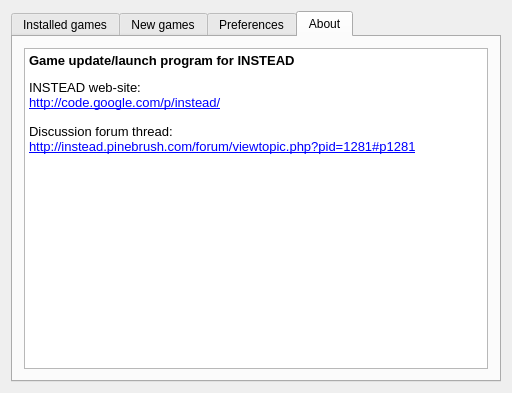
Before: the Qt Designer form mainwindow.ui in instead-hub/instead-launcher, drawn with Qt 5.
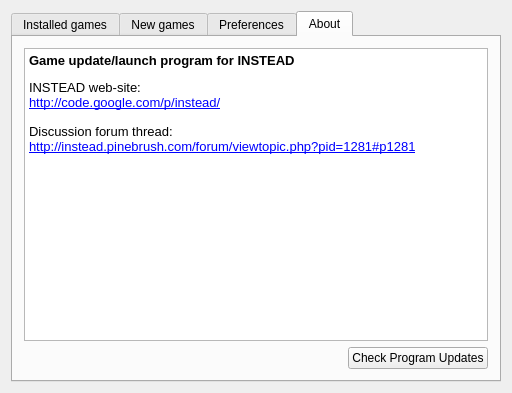
After: the same form once the commit is applied. The open tabs and pages were chosen to show the change.

Commit message: program updates window

What changed in the file:
```diff
--- a/mainwindow.ui
+++ b/mainwindow.ui
@@ -382,6 +382,30 @@
           </property>
          </widget>
         </item>
+        <item>
+         <layout class="QHBoxLayout" name="horizontalLayout_6">
+          <item>
+           <spacer name="horizontalSpacer_5">
+            <property name="orientation">
+             <enum>Qt::Horizontal</enum>
+            </property>
+            <property name="sizeHint" stdset="0">
+             <size>
+              <width>58</width>
+              <height>20</height>
+             </size>
+            </property>
+           </spacer>
+          </item>
+          <item>
+           <widget class="QPushButton" name="checkUpdatesButton">
+            <property name="text">
+             <string>Check Program Updates</string>
+            </property>
+           </widget>
+          </item>
+         </layout>
+        </item>
        </layout>
       </widget>
      </widget>
```
Left out of the diff: 2 changed lines with no effect on the pictures. The commit also changes 6 other files.
